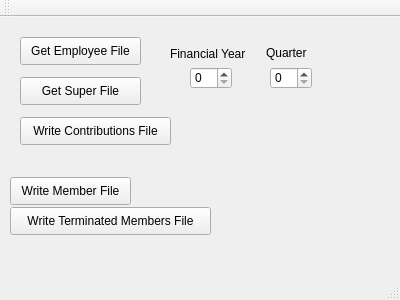
Above: mainwindow.ui from edbrax/MYOBSuperEzy before the change. Below: the same form after it.
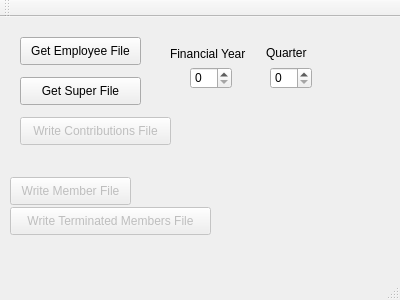
That is the form after the change.

```diff
--- a/mainwindow.ui
+++ b/mainwindow.ui
@@ -41,6 +41,9 @@
     </property>
    </widget>
    <widget class="QPushButton" name="writeContributionFileButton">
+    <property name="enabled">
+     <bool>false</bool>
+    </property>
     <property name="geometry">
      <rect>
       <x>20</x>
@@ -54,6 +57,9 @@
     </property>
    </widget>
    <widget class="QPushButton" name="writeMemberFileButton">
+    <property name="enabled">
+     <bool>false</bool>
+    </property>
     <property name="geometry">
      <rect>
       <x>10</x>
@@ -67,6 +73,9 @@
     </property>
    </widget>
    <widget class="QPushButton" name="writeTerminatedMembersFileButton">
+    <property name="enabled">
+     <bool>false</bool>
+    </property>
     <property name="geometry">
      <rect>
       <x>10</x>
```
